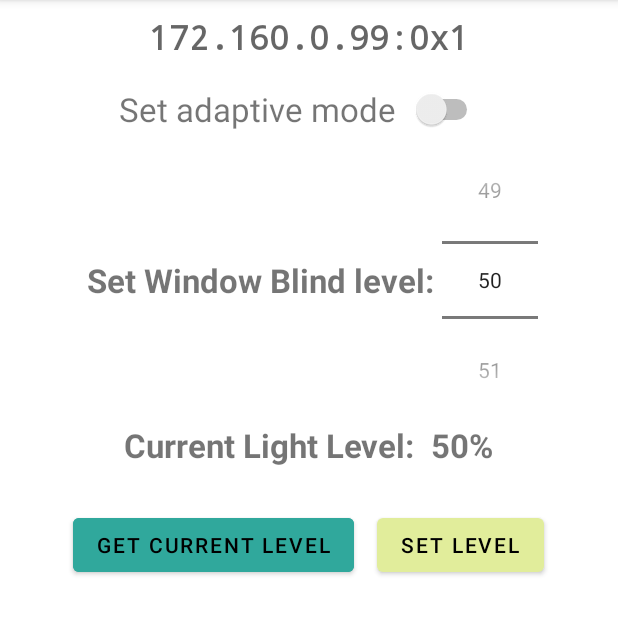
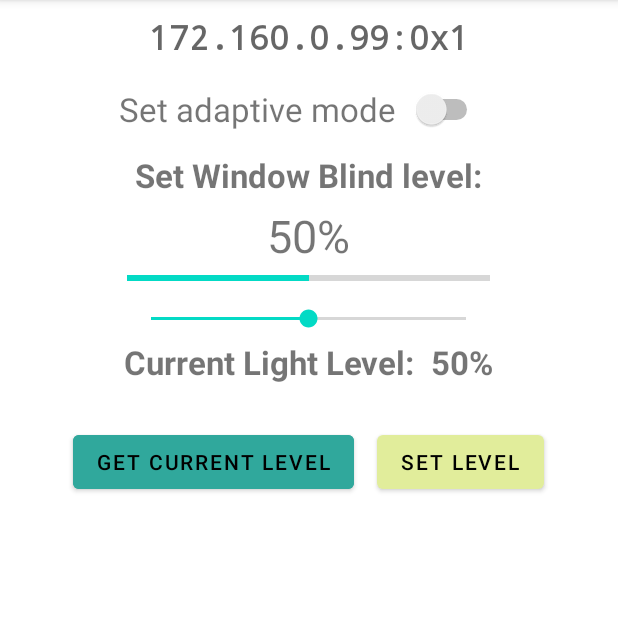
Before and after one commit to JakubTutka/Intelligent-Window-Blinds-app, an Android app: the screen it shows after launch (EditModuleActivity), after a tap on "EDIT", on a phone screen of 412 x 824 dp, the part 84-719 px from its top. Run offline under Robolectric (Android 15) with nearby library versions, the phone set to English and light mode, and no system bars; our stand-ins replace Room's generated code; 2 other taps on this screen came first.

Commit message:
Added seekbar for manual edit

```diff
--- a/app/src/main/java/intelligent/window/blinds/EditModuleActivity.kt
+++ b/app/src/main/java/intelligent/window/blinds/EditModuleActivity.kt
@@ -111,21 +111,46 @@ class EditModuleActivity : AppCompatActivity() {
     @SuppressLint("SetTextI18n")
     private fun setUpManualLayout() {
 
-        val levelPicker: NumberPicker = findViewById(R.id.ser_level_picker)
+        val levelValue: TextView = findViewById(R.id.ser_level_value)
+        val progressBar: ProgressBar = findViewById(R.id.progressBar)
+        val seekBar: SeekBar = findViewById(R.id.seekBar)
+
         val lightLevel: TextView = findViewById(R.id.light_level_value)
 
-        levelPicker.maxValue = 100
-        levelPicker.minValue = 0
-        levelPicker.value = convertLevelToPercentage(module.ser.toPositiveInt())
+        val moduleSerPercent = convertLevelToPercentage(module.ser.toPositiveInt())
+        levelValue.text = "$moduleSerPercent%"
+        progressBar.progress = moduleSerPercent
+        seekBar.progress = progressBar.progress
+
+        seekBar.setOnSeekBarChangeListener(object : SeekBar.OnSeekBarChangeListener {
+
+            override fun onProgressChanged(seekBar: SeekBar, i: Int, b: Boolean) {
+                progressBar.progress = i
+                levelValue.text = "$i%"
+            }
+
+            override fun onStartTrackingTouch(seekBar: SeekBar) {
+
+            }
+
+            override fun onStopTrackingTouch(seekBar: SeekBar) {
+
+            }
+            }
+        )
+
+//        levelPicker.maxValue = 100
+//        levelPicker.minValue = 0
+//        levelPicker.value = convertLevelToPercentage(module.ser.toPositiveInt())
 
         lightLevel.text = convertLevelToPercentage(module.phr.toPositiveInt()).toString() + "%"
 
         findViewById<Button>(R.id.set_level_button).setOnClickListener {
-            updateModule(levelPicker.value)
+            updateModule(progressBar.progress)
         }
 
         findViewById<Button>(R.id.get_level_button).setOnClickListener {
-            getCurrentState(levelPicker)
+            getCurrentState()
         }
     }
 
@@ -152,7 +177,7 @@ class EditModuleActivity : AppCompatActivity() {
         Toast.makeText(this, "Module Updated!", Toast.LENGTH_SHORT).show()
     }
 
-    private fun getCurrentState(levelPicker: NumberPicker) {
+    private fun getCurrentState() {
         var getReqModule: Module? = null
 //        val thread = Thread {
 //            try {
@@ -177,7 +202,7 @@ class EditModuleActivity : AppCompatActivity() {
             }
             job.join()
             Log.d(TAG, "GET REQUEST MODULES: $getReqModule")
-            levelPicker.value = convertLevelToPercentage(getReqModule!!.ser.toInt())
+//            levelPicker.value = convertLevelToPercentage(getReqModule!!.ser.toInt())
             findViewById<TextView>(R.id.light_level_value).text = convertLevelToPercentage(getReqModule!!.phr.toPositiveInt()).toString()
         }
         Toast.makeText(this, "Value updated!", Toast.LENGTH_SHORT).show()
--- a/app/src/main/res/layout/edit_manual_layout.xml
+++ b/app/src/main/res/layout/edit_manual_layout.xml
@@ -12,6 +12,7 @@
         android:layout_height="wrap_content"
         android:gravity="center"
         android:layout_gravity="center"
+        android:orientation="vertical"
         >
 
         <TextView
@@ -23,12 +24,23 @@
             android:textSize="10pt"
             android:layout_margin="5dp"/>
 
-        <NumberPicker
-            android:id="@+id/ser_level_picker"
+        <TextView
+            android:id="@+id/ser_level_value"
             android:layout_width="wrap_content"
             android:layout_height="wrap_content"
-
+            android:text="0%"
+            android:textSize="30sp" />
+        <ProgressBar
+            android:id="@+id/progressBar"
+            android:layout_width="match_parent"
+            android:layout_height="wrap_content"
+            android:layout_marginBottom="10dp"
+            style="?android:progressBarStyleHorizontal"
             />
+        <SeekBar
+            android:id="@+id/seekBar"
+            android:layout_width="match_parent"
+            android:layout_height="wrap_content" />
 
     </LinearLayout>
 
```
